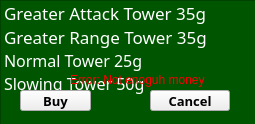
doza-daniel/rs16-22, file Beefense/Menu/createtower.ui: the form before one commit.
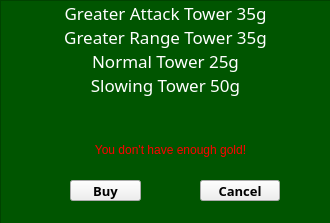
The form after the commit. Icons and pictures are not drawn.

```diff
--- a/Beefense/Menu/createtower.ui
+++ b/Beefense/Menu/createtower.ui
@@ -9,8 +9,8 @@
    <rect>
     <x>0</x>
     <y>0</y>
-    <width>255</width>
-    <height>124</height>
+    <width>330</width>
+    <height>223</height>
    </rect>
   </property>
   <property name="cursor">
@@ -43,8 +43,8 @@
     <rect>
      <x>0</x>
      <y>0</y>
-     <width>261</width>
-     <height>131</height>
+     <width>331</width>
+     <height>231</height>
     </rect>
    </property>
    <property name="cursor" stdset="0">
@@ -54,6 +54,9 @@
     <string notr="true">background-color: rgb(0, 85, 0);
 color: rgb(255,255,255);</string>
    </property>
+   <property name="spacing">
+    <number>5</number>
+   </property>
    <item>
     <property name="text">
      <string>Greater Attack Tower 35g</string>
@@ -64,6 +67,9 @@
       <pointsize>13</pointsize>
      </font>
     </property>
+    <property name="textAlignment">
+     <set>AlignCenter</set>
+    </property>
     <property name="icon">
      <iconset>
       <normaloff>:/images/tower/greater_attack_tower.jpg</normaloff>:/images/tower/greater_attack_tower.jpg</iconset>
@@ -79,6 +85,9 @@
       <pointsize>13</pointsize>
      </font>
     </property>
+    <property name="textAlignment">
+     <set>AlignCenter</set>
+    </property>
     <property name="icon">
      <iconset>
       <normaloff>:/images/tower/greater_range_tower.jpg</normaloff>:/images/tower/greater_range_tower.jpg</iconset>
@@ -91,9 +100,12 @@
     <property name="font">
      <font>
       <family>MS Gothic</family>
-      <pointsize>12</pointsize>
+      <pointsize>13</pointsize>
      </font>
     </property>
+    <property name="textAlignment">
+     <set>AlignCenter</set>
+    </property>
    </item>
    <item>
     <property name="text">
@@ -102,16 +114,19 @@
     <property name="font">
      <font>
       <family>MS Gothic</family>
-      <pointsize>12</pointsize>
+      <pointsize>13</pointsize>
      </font>
     </property>
+    <property name="textAlignment">
+     <set>AlignCenter</set>
+    </property>
    </item>
   </widget>
   <widget class="QPushButton" name="buyButton">
    <property name="geometry">
     <rect>
-     <x>20</x>
-     <y>90</y>
+     <x>70</x>
+     <y>180</y>
      <width>71</width>
      <height>21</height>
     </rect>
@@ -134,8 +149,8 @@
   <widget class="QPushButton" name="cancelButton">
    <property name="geometry">
     <rect>
-     <x>150</x>
-     <y>90</y>
+     <x>200</x>
+     <y>180</y>
      <width>80</width>
      <height>21</height>
     </rect>
@@ -158,17 +173,21 @@
   <widget class="QLabel" name="label">
    <property name="geometry">
     <rect>
-     <x>70</x>
-     <y>70</y>
-     <width>151</width>
+     <x>0</x>
+     <y>140</y>
+     <width>341</width>
      <height>20</height>
     </rect>
    </property>
    <property name="styleSheet">
-    <string notr="true">color: red;</string>
+    <string notr="true">color: red;
+text-align: center;</string>
    </property>
    <property name="text">
-    <string>Error: Not enoguh money</string>
+    <string>You don't have enough gold!</string>
+   </property>
+   <property name="alignment">
+    <set>Qt::AlignCenter</set>
    </property>
   </widget>
  </widget>
```
